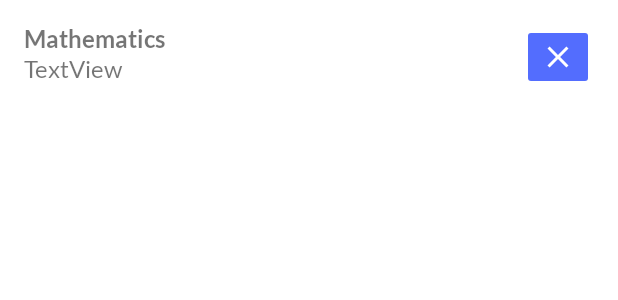
After one commit to pratapnik/Presence, an Android app: the layout subject_item.xml on its own in the app's theme, with its tools: preview values and no code run, on a phone screen of 412 x 824 dp. The commit adds this screen. Shown: the top 300 px of the screen. Run offline under Robolectric (Android 15) with nearby library versions, the light colour scheme and no system bars.

Commit message:
Added add subject feature in db

```diff
--- a/app/src/main/res/layout/activity_add_subjects.xml
+++ b/app/src/main/res/layout/activity_add_subjects.xml
@@ -15,7 +15,7 @@
         app:layout_constraintStart_toStartOf="parent"
         app:layout_constraintEnd_toEndOf="parent"
         app:layout_constraintBottom_toTopOf="@id/glHorizontal"
-        />
+        tools:listitem="@layout/add_subject_item"/>
 
     <androidx.constraintlayout.widget.Guideline
         android:id="@+id/glHorizontal"
--- /dev/null
+++ b/app/src/main/res/layout/subject_item.xml
@@ -0,0 +1,40 @@
+<?xml version="1.0" encoding="utf-8"?>
+<androidx.constraintlayout.widget.ConstraintLayout xmlns:app="http://schemas.android.com/apk/res-auto"
+    xmlns:tools="http://schemas.android.com/tools"
+    xmlns:android="http://schemas.android.com/apk/res/android"
+    android:layout_width="match_parent"
+    android:layout_height="wrap_content"
+    android:layout_margin="@dimen/text_sixteen_sp">
+
+    <TextView
+        android:id="@+id/tvItemSubjectName"
+        android:layout_width="wrap_content"
+        android:layout_height="wrap_content"
+        app:layout_constraintStart_toStartOf="parent"
+        app:layout_constraintTop_toTopOf="parent"
+        android:fontFamily="@font/font_bold"
+        android:textSize="@dimen/text_sixteen_sp"
+        tools:text="Mathematics" />
+
+    <TextView
+        android:id="@+id/tvItemDaysOfWeek"
+        android:layout_width="0dp"
+        android:layout_height="wrap_content"
+        android:layout_marginEnd="@dimen/margin_twelve_dp"
+        android:fontFamily="@font/font_regular"
+        android:textSize="@dimen/text_sixteen_sp"
+        app:layout_constraintEnd_toStartOf="@+id/btnItemDeleteSubject"
+        app:layout_constraintStart_toStartOf="@+id/tvItemSubjectName"
+        app:layout_constraintTop_toBottomOf="@+id/tvItemSubjectName"
+        tools:text="TextView" />
+
+    <ImageButton
+        android:id="@+id/btnItemDeleteSubject"
+        android:layout_width="wrap_content"
+        android:layout_height="wrap_content"
+        android:backgroundTint="@color/colorPrimary"
+        android:src="@drawable/ic_cancel"
+        app:layout_constraintBottom_toBottomOf="parent"
+        app:layout_constraintEnd_toEndOf="parent"
+        app:layout_constraintTop_toTopOf="parent" />
+</androidx.constraintlayout.widget.ConstraintLayout>
```
Also changed, not shown: app/src/main/java/com/example/presence/AddSubjectsActivity.java (+29 -1 lines), app/src/main/java/com/example/presence/adapters/SubjectAdapter.java (added, +75 -0 lines), app/src/main/java/com/example/presence/database/Subject.java (+5 -5 lines), app/src/main/res/layout/add_subject_item.xml (deleted, +0 -34 lines).
